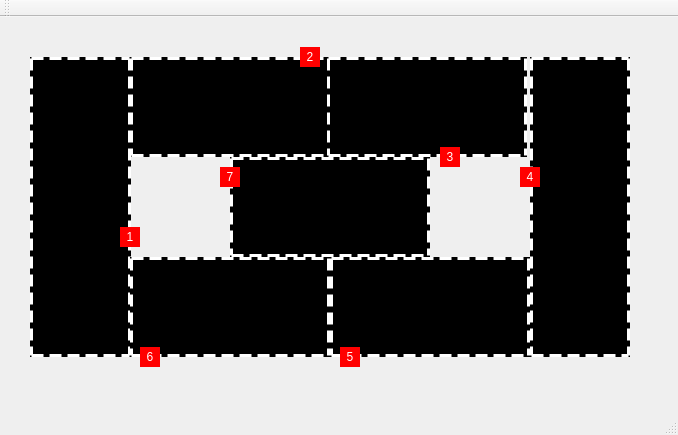
Vinihcampos/train-simulator, file mainwindow.ui: the form before one commit.
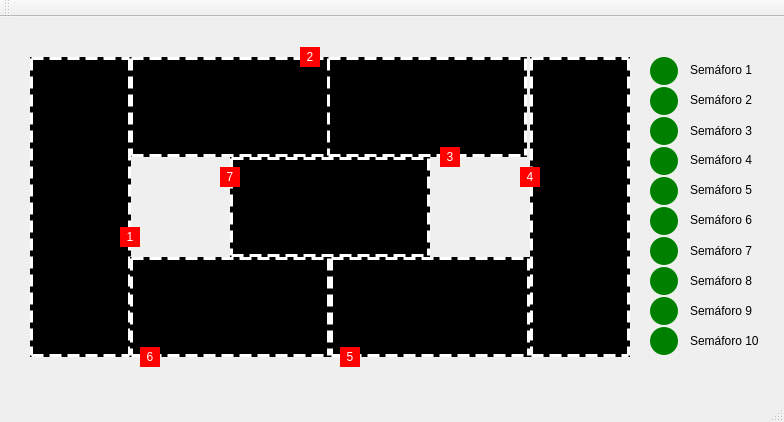
The form after the commit.

Commit message: Include semaphores on interface

Diff of the .ui file:
```diff
--- a/mainwindow.ui
+++ b/mainwindow.ui
@@ -6,8 +6,8 @@
    <rect>
     <x>0</x>
     <y>0</y>
-    <width>678</width>
-    <height>435</height>
+    <width>784</width>
+    <height>422</height>
    </rect>
   </property>
   <property name="windowTitle">
@@ -399,6 +399,306 @@
      <set>Qt::AlignCenter</set>
     </property>
    </widget>
+   <widget class="QLabel" name="labelSemaphore1">
+    <property name="geometry">
+     <rect>
+      <x>650</x>
+      <y>40</y>
+      <width>28</width>
+      <height>28</height>
+     </rect>
+    </property>
+    <property name="styleSheet">
+     <string notr="true">background-color: green;
+border-radius: 14px;</string>
+    </property>
+    <property name="text">
+     <string/>
+    </property>
+   </widget>
+   <widget class="QLabel" name="labelSemaphore2">
+    <property name="geometry">
+     <rect>
+      <x>650</x>
+      <y>70</y>
+      <width>28</width>
+      <height>28</height>
+     </rect>
+    </property>
+    <property name="styleSheet">
+     <string notr="true">background-color: green;
+border-radius: 14px;</string>
+    </property>
+    <property name="text">
+     <string/>
+    </property>
+   </widget>
+   <widget class="QLabel" name="labelSemaphore3">
+    <property name="geometry">
+     <rect>
+      <x>650</x>
+      <y>100</y>
+      <width>28</width>
+      <height>28</height>
+     </rect>
+    </property>
+    <property name="styleSheet">
+     <string notr="true">background-color: green;
+border-radius: 14px;</string>
+    </property>
+    <property name="text">
+     <string/>
+    </property>
+   </widget>
+   <widget class="QLabel" name="labelSemaphore4">
+    <property name="geometry">
+     <rect>
+      <x>650</x>
+      <y>130</y>
+      <width>28</width>
+      <height>28</height>
+     </rect>
+    </property>
+    <property name="styleSheet">
+     <string notr="true">background-color: green;
+border-radius: 14px;</string>
+    </property>
+    <property name="text">
+     <string/>
+    </property>
+   </widget>
+   <widget class="QLabel" name="labelSemaphore5">
+    <property name="geometry">
+     <rect>
+      <x>650</x>
+      <y>160</y>
+      <width>28</width>
+      <height>28</height>
+     </rect>
+    </property>
+    <property name="styleSheet">
+     <string notr="true">background-color: green;
+border-radius: 14px;</string>
+    </property>
+    <property name="text">
+     <string/>
+    </property>
+   </widget>
+   <widget class="QLabel" name="labelSemaphore6">
+    <property name="geometry">
+     <rect>
+      <x>650</x>
+      <y>190</y>
+      <width>28</width>
+      <height>28</height>
+     </rect>
+    </property>
+    <property name="styleSheet">
+     <string notr="true">background-color: green;
+border-radius: 14px;</string>
+    </property>
+    <property name="text">
+     <string/>
+    </property>
+   </widget>
+   <widget class="QLabel" name="labelSemaphore7">
+    <property name="geometry">
+     <rect>
+      <x>650</x>
+      <y>220</y>
+      <width>28</width>
+      <height>28</height>
+     </rect>
+    </property>
+    <property name="styleSheet">
+     <string notr="true">background-color: green;
+border-radius: 14px;</string>
+    </property>
+    <property name="text">
+     <string/>
+    </property>
+   </widget>
+   <widget class="QLabel" name="labelSemaphore8">
+    <property name="geometry">
+     <rect>
+      <x>650</x>
+      <y>250</y>
+      <width>28</width>
+      <height>28</height>
+     </rect>
+    </property>
+    <property name="styleSheet">
+     <string notr="true">background-color: green;
+border-radius: 14px;</string>
+    </property>
+    <property name="text">
+     <string/>
+    </property>
+   </widget>
+   <widget class="QLabel" name="labelSemaphore9">
+    <property name="geometry">
+     <rect>
+      <x>650</x>
+      <y>280</y>
+      <width>28</width>
+      <height>28</height>
+     </rect>
+    </property>
+    <property name="styleSheet">
+     <string notr="true">background-color: green;
+border-radius: 14px;</string>
+    </property>
+    <property name="text">
+     <string/>
+    </property>
+   </widget>
+   <widget class="QLabel" name="labelSemaphore10">
+    <property name="geometry">
+     <rect>
+      <x>650</x>
+      <y>310</y>
+      <width>28</width>
+      <height>28</height>
+     </rect>
+    </property>
+    <property name="styleSheet">
+     <string notr="true">background-color: green;
+border-radius: 14px;</string>
+    </property>
+    <property name="text">
+     <string/>
+    </property>
+   </widget>
+   <widget class="QLabel" name="label">
+    <property name="geometry">
+     <rect>
+      <x>690</x>
+      <y>42</y>
+      <width>81</width>
+      <height>21</height>
+     </rect>
+    </property>
+    <property name="text">
+     <string>Semáforo 1</string>
+    </property>
+   </widget>
+   <widget class="QLabel" name="label_2">
+    <property name="geometry">
+     <rect>
+      <x>690</x>
+      <y>72</y>
+      <width>81</width>
+      <height>21</height>
+     </rect>
+    </property>
+    <property name="text">
+     <string>Semáforo 2</string>
+    </property>
+   </widget>
+   <widget class="QLabel" name="label_3">
+    <property name="geometry">
+     <rect>
+      <x>690</x>
+      <y>103</y>
+      <width>81</width>
+      <height>21</height>
+     </rect>
+    </property>
+    <property name="text">
+     <string>Semáforo 3</string>
+    </property>
+   </widget>
+   <widget class="QLabel" name="label_4">
+    <property name="geometry">
+     <rect>
+      <x>690</x>
+      <y>132</y>
+      <width>81</width>
+      <height>21</height>
+     </rect>
+    </property>
+    <property name="text">
+     <string>Semáforo 4</string>
+    </property>
+   </widget>
+   <widget class="QLabel" name="label_5">
+    <property name="geometry">
+     <rect>
+      <x>690</x>
+      <y>162</y>
+      <width>81</width>
+      <height>21</height>
+     </rect>
+    </property>
+    <property name="text">
+     <string>Semáforo 5</string>
+    </property>
+   </widget>
+   <widget class="QLabel" name="label_6">
+    <property name="geometry">
+     <rect>
+      <x>690</x>
+      <y>313</y>
+      <width>91</width>
+      <height>21</height>
+     </rect>
+    </property>
+    <property name="text">
+     <string>Semáforo 10</string>
+    </property>
+   </widget>
+   <widget class="QLabel" name="label_7">
+    <property name="geometry">
+     <rect>
+      <x>690</x>
+      <y>192</y>
+      <width>81</width>
+      <height>21</height>
+     </rect>
+    </property>
+    <property name="text">
+     <string>Semáforo 6</string>
+    </property>
+   </widget>
+   <widget class="QLabel" name="label_8">
+    <property name="geometry">
+     <rect>
+      <x>690</x>
+      <y>223</y>
+      <width>81</width>
+      <height>21</height>
+     </rect>
+    </property>
+    <property name="text">
+     <string>Semáforo 7</string>
+    </property>
+   </widget>
+   <widget class="QLabel" name="label_9">
+    <property name="geometry">
+     <rect>
+      <x>690</x>
+      <y>283</y>
+      <width>81</width>
+      <height>21</height>
+     </rect>
+    </property>
+    <property name="text">
+     <string>Semáforo 9</string>
+    </property>
+   </widget>
+   <widget class="QLabel" name="label_10">
+    <property name="geometry">
+     <rect>
+      <x>690</x>
+      <y>253</y>
+      <width>81</width>
+      <height>21</height>
+     </rect>
+    </property>
+    <property name="text">
+     <string>Semáforo 8</string>
+    </property>
+   </widget>
   </widget>
   <widget class="QMenuBar" name="menuBar">
    <property name="geometry">
```
Left out of the diff: 2 changed lines with no effect on the pictures. The commit also changes 4 other files.
